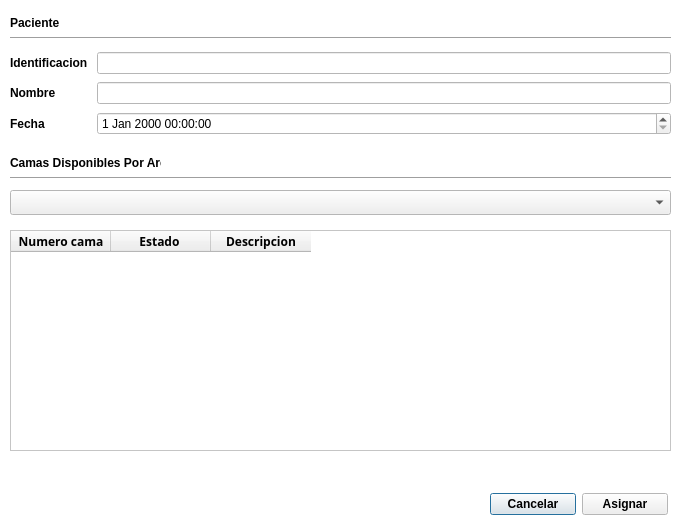
BryanTabarez/ProyectoBD, file gui/enfermera_uis/DialogAsignarCama.ui: the form before one commit.
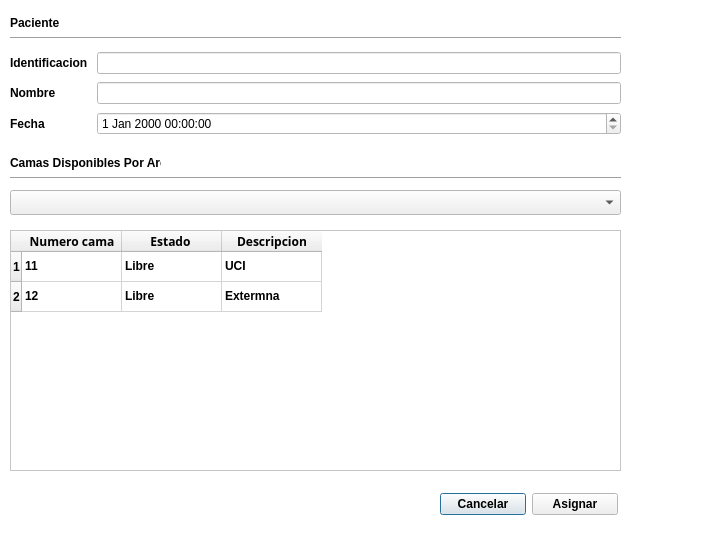
The form after the commit.

```diff
--- a/gui/enfermera_uis/DialogAsignarCama.ui
+++ b/gui/enfermera_uis/DialogAsignarCama.ui
@@ -6,8 +6,8 @@
    <rect>
     <x>0</x>
     <y>0</y>
-    <width>688</width>
-    <height>528</height>
+    <width>715</width>
+    <height>550</height>
    </rect>
   </property>
   <property name="palette">
@@ -88,8 +88,8 @@
     <rect>
      <x>10</x>
      <y>230</y>
-     <width>661</width>
-     <height>221</height>
+     <width>611</width>
+     <height>241</height>
     </rect>
    </property>
    <property name="font">
@@ -98,6 +98,16 @@
      <bold>true</bold>
     </font>
    </property>
+   <row>
+    <property name="text">
+     <string>1</string>
+    </property>
+   </row>
+   <row>
+    <property name="text">
+     <string>2</string>
+    </property>
+   </row>
    <column>
     <property name="text">
      <string>Numero cama</string>
@@ -128,13 +138,43 @@
      </font>
     </property>
    </column>
+   <item row="0" column="0">
+    <property name="text">
+     <string>11</string>
+    </property>
+   </item>
+   <item row="0" column="1">
+    <property name="text">
+     <string>Libre</string>
+    </property>
+   </item>
+   <item row="0" column="2">
+    <property name="text">
+     <string>UCI</string>
+    </property>
+   </item>
+   <item row="1" column="0">
+    <property name="text">
+     <string>12</string>
+    </property>
+   </item>
+   <item row="1" column="1">
+    <property name="text">
+     <string>Libre</string>
+    </property>
+   </item>
+   <item row="1" column="2">
+    <property name="text">
+     <string>Extermna</string>
+    </property>
+   </item>
   </widget>
   <widget class="QComboBox" name="comboBoxArea">
    <property name="geometry">
     <rect>
      <x>10</x>
      <y>190</y>
-     <width>661</width>
+     <width>611</width>
      <height>25</height>
     </rect>
    </property>
@@ -157,7 +197,7 @@
     <rect>
      <x>10</x>
      <y>170</y>
-     <width>661</width>
+     <width>611</width>
      <height>16</height>
     </rect>
    </property>
@@ -170,7 +210,7 @@
     <rect>
      <x>10</x>
      <y>50</y>
-     <width>661</width>
+     <width>611</width>
      <height>89</height>
     </rect>
    </property>
@@ -252,7 +292,7 @@
     <rect>
      <x>10</x>
      <y>30</y>
-     <width>661</width>
+     <width>611</width>
      <height>16</height>
     </rect>
    </property>
@@ -260,10 +300,10 @@
     <enum>Qt::Horizontal</enum>
    </property>
   </widget>
-  <widget class="QWidget" name="">
+  <widget class="QWidget" name="layoutWidget">
    <property name="geometry">
     <rect>
-     <x>490</x>
+     <x>440</x>
      <y>490</y>
      <width>178</width>
      <height>29</height>
```
Left out of the diff: 25 changed lines with no effect on the pictures.
